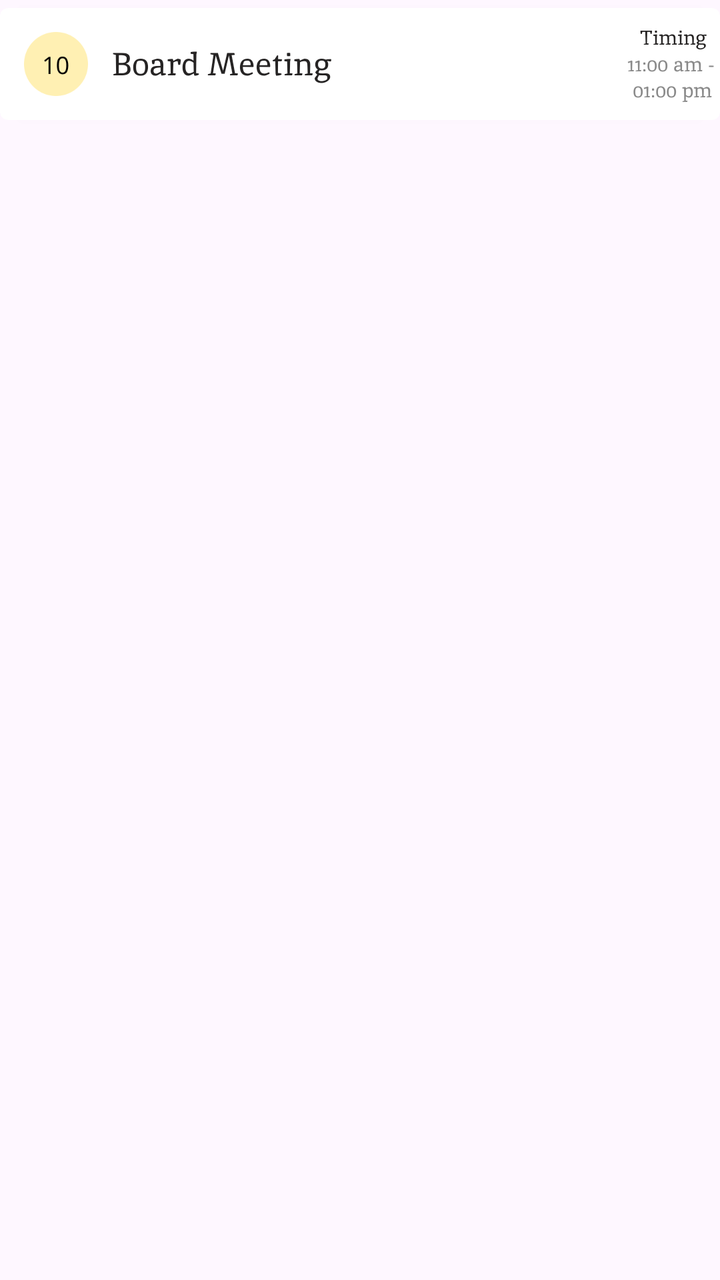
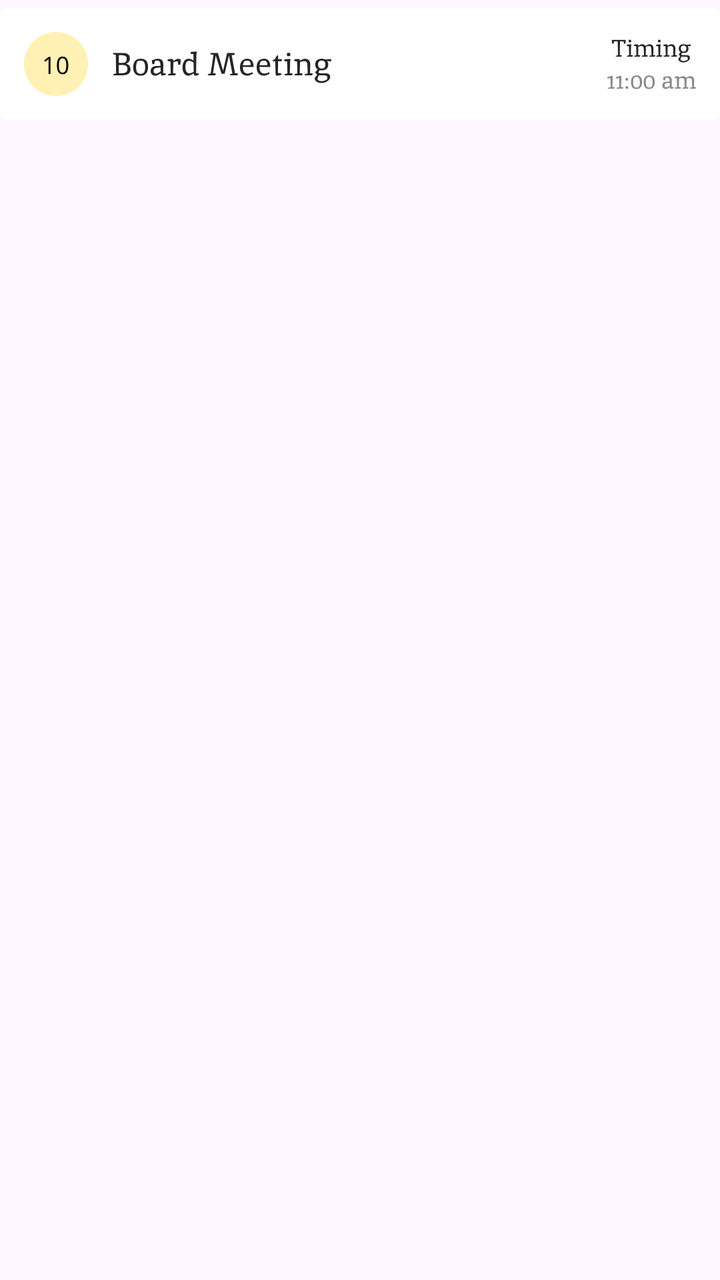

The first picture is an Android layout as it rendered before a commit; the second is the same layout after the commit. The layout source and the unified diff follow.
<!-- AndroidManifest.xml: application theme Theme.Radiate -->
<!-- res/layout/itemlist_upcomingevents.xml -->
<?xml version="1.0" encoding="utf-8"?>
<androidx.constraintlayout.widget.ConstraintLayout xmlns:android="http://schemas.android.com/apk/res/android"
    android:layout_width="match_parent"
    android:layout_height="wrap_content"
    xmlns:app="http://schemas.android.com/apk/res-auto">

    <androidx.cardview.widget.CardView
        android:layout_width="match_parent"
        android:layout_height="wrap_content"
        app:cardCornerRadius="4dp"
        android:layout_marginTop="4dp"
        android:layout_marginBottom="4dp"
        app:layout_constraintTop_toTopOf="parent"
        app:layout_constraintEnd_toEndOf="parent">

        <LinearLayout
            android:layout_width="match_parent"
            android:layout_height="match_parent"
            android:orientation="horizontal"
            android:gravity="center_vertical">

            <ImageView
                android:layout_width="32dp"
                android:layout_height="32dp"
                android:src="@drawable/img_event_date"
                android:layout_margin="12dp"/>
            <TextView
                android:layout_width="wrap_content"
                android:layout_height="wrap_content"
                android:text="@string/upcoming_event_example"
                android:textSize="16sp"
                android:textColor="@color/black"
                android:fontFamily="@font/inika_regular"/>

            <View
                android:layout_width="0dp"
                android:layout_height="1dp"
                android:layout_weight="1"/>

            <LinearLayout
                android:layout_width="wrap_content"
                android:layout_height="wrap_content"
                android:orientation="vertical"
                android:gravity="center">

                <TextView
                    android:layout_width="wrap_content"
                    android:layout_height="wrap_content"
                    android:text="@string/upcoming_event_timings"
                    android:textSize="10dp"
                    android:textColor="@color/black"
                    android:fontFamily="@font/inika_regular"/>
                <TextView
                    android:layout_width="wrap_content"
                    android:layout_height="wrap_content"
                    android:text="@string/upcoming_time_example"
                    android:textSize="10sp"
                    android:textColor="@color/grey"
                    android:fontFamily="@font/inika_regular"/>

            </LinearLayout>



        </LinearLayout>

    </androidx.cardview.widget.CardView>

</androidx.constraintlayout.widget.ConstraintLayout>
<!-- resources referenced by this layout -->
<resources>
  <color name="black">#262424</color>
  <color name="grey">#8A8A8A</color>
  <!-- drawable img_event_date: png bitmap (drawable, 2807 bytes) -->
  <string name="upcoming_event_example">Board Meeting</string>
  <string name="upcoming_event_timings">Timing</string>
  <string name="upcoming_time_example">11:00 am - \n 01:00 pm</string>
  <style name="Theme.Radiate" parent="Base.Theme.Radiate" />
  <style name="Base.Theme.Radiate" parent="Theme.Material3.DayNight.NoActionBar">
          
          
      </style>
</resources>

<!-- the commit's change to res/layout/itemlist_upcomingevents.xml (unified diff, before → after) -->
@@ -41,20 +41,21 @@
                 android:layout_width="wrap_content"
                 android:layout_height="wrap_content"
                 android:orientation="vertical"
-                android:gravity="center">
+                android:gravity="center"
+                android:layout_marginEnd="12dp">
 
                 <TextView
                     android:layout_width="wrap_content"
                     android:layout_height="wrap_content"
                     android:text="@string/upcoming_event_timings"
-                    android:textSize="10dp"
+                    android:textSize="12sp"
                     android:textColor="@color/black"
                     android:fontFamily="@font/inika_regular"/>
                 <TextView
                     android:layout_width="wrap_content"
                     android:layout_height="wrap_content"
                     android:text="@string/upcoming_time_example"
-                    android:textSize="10sp"
+                    android:textSize="12sp"
                     android:textColor="@color/grey"
                     android:fontFamily="@font/inika_regular"/>
 
<!-- resource entries referenced after the edit -->
@@ -5,7 +5,7 @@
   <!-- drawable img_event_date: png bitmap (drawable, 2807 bytes) -->
   <string name="upcoming_event_example">Board Meeting</string>
   <string name="upcoming_event_timings">Timing</string>
-  <string name="upcoming_time_example">11:00 am - \n 01:00 pm</string>
+  <string name="upcoming_time_example">11:00 am</string>
   <style name="Theme.Radiate" parent="Base.Theme.Radiate" />
   <style name="Base.Theme.Radiate" parent="Theme.Material3.DayNight.NoActionBar">
           
